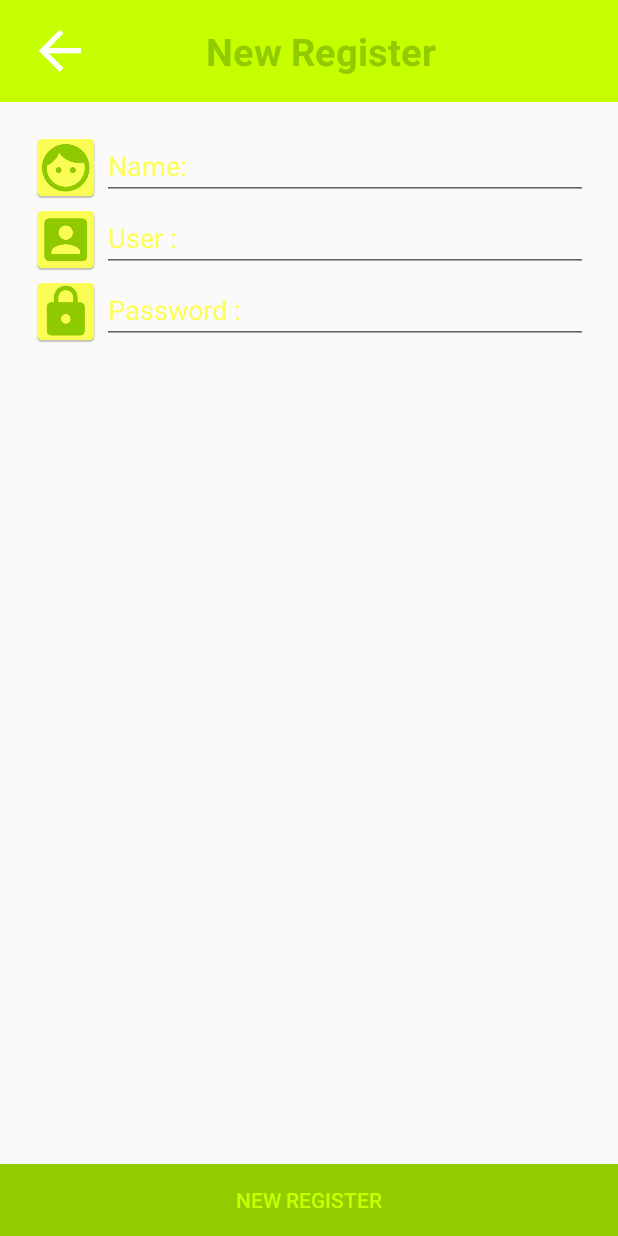
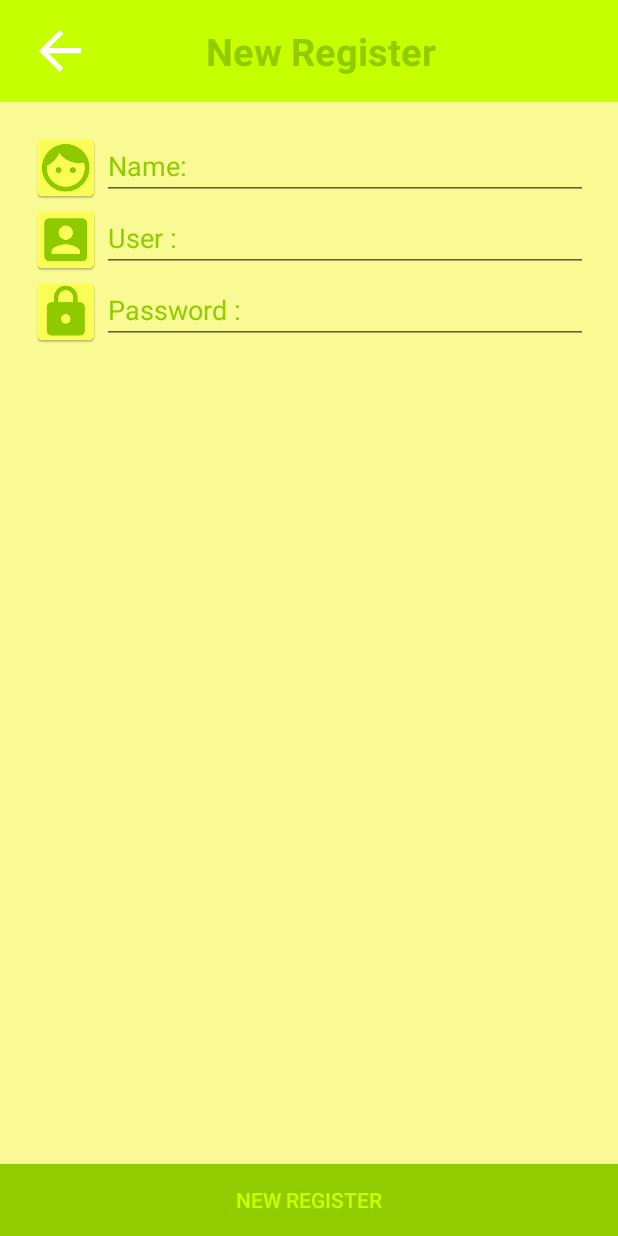
Before and after one commit to SupawadeeMakon/Rmutsvdatabase, an Android app: the screen it shows after launch (MainActivity), after a tap on "New Register", on a phone screen of 412 x 824 dp. Run offline under Robolectric (Android 15) with nearby library versions, the light colour scheme and no system bars.

Commit message:
finsh 2 july

```diff
--- a/app/src/main/java/rmutsv/makon/ppp/rmutsvdatabase/NewRegisterFragment.java
+++ b/app/src/main/java/rmutsv/makon/ppp/rmutsvdatabase/NewRegisterFragment.java
@@ -6,6 +6,9 @@ import android.support.v4.app.Fragment;
 import android.view.LayoutInflater;
 import android.view.View;
 import android.view.ViewGroup;
+import android.widget.ImageView;
+
+import rmutsv.makon.ppp.rmutsvdatabase.fragment.MainFragment;
 
 /**
  * Created by ppp on 7/3/2017 AD.
@@ -32,4 +35,27 @@ public class NewRegisterFragment extends Fragment{
         return view;
 
     }
+
+    @Override
+    public void onActivityCreated(@Nullable Bundle savedInstanceState) {
+        super.onActivityCreated(savedInstanceState);
+
+        //Back Controller
+        ImageView imageView = (ImageView) getView().findViewById(R.id.btnBack);
+        imageView.setOnClickListener(new View.OnClickListener() {
+            @Override
+            public void onClick(View view) {
+                getActivity().getSupportFragmentManager()
+                        .beginTransaction()
+                        .replace(R.id.relContent, MainFragment.mainInstance())
+                        .commit();
+
+
+            }
+        });
+
+
+
+    }
+
 }//Main Class
--- a/app/src/main/res/layout/new_register_fragment_layout.xml
+++ b/app/src/main/res/layout/new_register_fragment_layout.xml
@@ -17,6 +17,7 @@
             android:layout_height="wrap_content">
 
             <ImageView
+                android:id="@+id/btnBack"
                 android:src="@mipmap/ic_back"
                 android:layout_width="wrap_content"
                 android:layout_height="wrap_content" />
@@ -33,6 +34,7 @@
     </android.support.v7.widget.Toolbar>
 
     <ScrollView
+        android:background="@color/colorPrimaryLight"
         android:layout_above="@+id/btnNewRegister"
         android:layout_below="@+id/toolbarNewRegister"
         android:layout_width="match_parent"
@@ -55,8 +57,8 @@
                     android:layout_height="wrap_content" />
 
                 <EditText
-                    android:textColor="@color/colorPrimaryDark"
-                    android:textColorHint="@color/colorPrimaryLight"
+                    android:textColor="@color/colorPrimary"
+                    android:textColorHint="@color/colorPrimaryDark"
                     android:inputType="text"
                     android:hint="@string/name"
                     android:layout_width="match_parent"
@@ -75,8 +77,8 @@
                     android:layout_height="wrap_content" />
 
                 <EditText
-                    android:textColor="@color/colorPrimaryDark"
-                    android:textColorHint="@color/colorPrimaryLight"
+                    android:textColor="@color/colorPrimary"
+                    android:textColorHint="@color/colorPrimaryDark"
                     android:inputType="text"
                     android:hint="@string/user"
                     android:layout_width="match_parent"
@@ -95,8 +97,8 @@
                     android:layout_height="wrap_content" />
 
                 <EditText
-                    android:textColor="@color/colorPrimaryDark"
-                    android:textColorHint="@color/colorPrimaryLight"
+                    android:textColor="@color/colorPrimary"
+                    android:textColorHint="@color/colorPrimaryDark"
                     android:inputType="text"
                     android:hint="@string/password"
                     android:layout_width="match_parent"
--- a/app/src/main/res/values/colors.xml
+++ b/app/src/main/res/values/colors.xml
@@ -2,7 +2,7 @@
 <resources>
     <color name="colorPrimary">#c6ff00</color>
     <color name="TextcolorPrimary">#3F51B5</color>
-    <color name="colorPrimaryLight">#fdff58</color>
+    <color name="colorPrimaryLight">#f9fa94</color>
     <color name="colorPrimaryDark">#90cc00</color>
     <color name="colorAccent">#FF4081</color>
 </resources>
```
Also changed, not shown: app/src/main/java/rmutsv/makon/ppp/rmutsvdatabase/fragment/MainFragment.java (+9 -0 lines).
